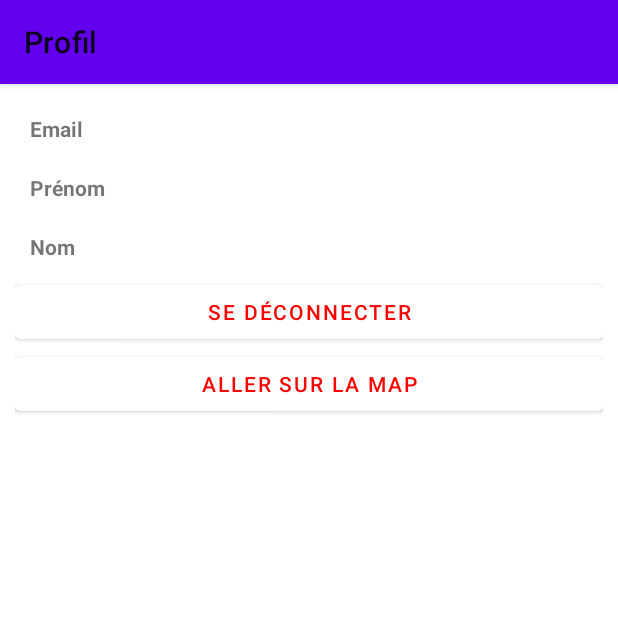
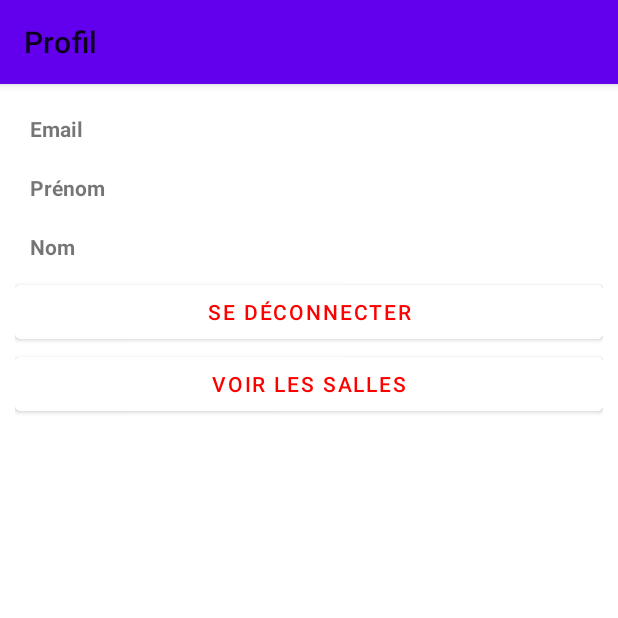
Before and after one commit to ShakaFT/save-your-train, an Android app: the ProfileFragment screen opened through its navigation route, on a phone screen of 412 x 824 dp, the top half of it. Run offline under Robolectric (Android 15) with nearby library versions, the phone set to English and light mode, and no system bars; our stand-ins replace Room's generated code, navigation-ui.

Commit message:
refactor: structure of profil package with map

```diff
--- a/kotlinFront/app/src/main/AndroidManifest.xml
+++ b/kotlinFront/app/src/main/AndroidManifest.xml
@@ -46,7 +46,7 @@
             android:exported="false"
             android:label="@string/title_sign_up" />
         <activity
-            android:name=".ui.profile.MapsActivity"
+            android:name=".ui.profile.maps.MapsActivity"
             android:exported="false"
             android:label="@string/title_activity_maps" />
         <activity
--- a/kotlinFront/app/src/main/java/com/example/save_your_train/ui/profile/ProfileFragment.kt
+++ b/kotlinFront/app/src/main/java/com/example/save_your_train/ui/profile/ProfileFragment.kt
@@ -6,12 +6,12 @@ import android.view.LayoutInflater
 import android.view.View
 import android.view.ViewGroup
 import androidx.fragment.app.Fragment
-import androidx.lifecycle.Lifecycle
 import androidx.lifecycle.ViewModelProvider
 import androidx.lifecycle.lifecycleScope
 import com.example.save_your_train.data.AccountDataStore
 import com.example.save_your_train.databinding.FragmentProfileBinding
 import com.example.save_your_train.ui.account.signIn.SignInActivity
+import com.example.save_your_train.ui.profile.maps.MapsActivity
 import kotlinx.coroutines.flow.first
 import kotlinx.coroutines.launch
 
--- a/kotlinFront/app/src/main/java/com/example/save_your_train/ui/profile/MapsActivity.kt
+++ b/kotlinFront/app/src/main/java/com/example/save_your_train/ui/profile/maps/MapsActivity.kt
@@ -1,4 +1,4 @@
-package com.example.save_your_train.ui.profile
+package com.example.save_your_train.ui.profile.maps
 
 import android.annotation.SuppressLint
 import android.content.pm.PackageManager
@@ -9,8 +9,8 @@ import androidx.core.content.ContextCompat
 import android.Manifest
 import com.example.save_your_train.R
 import com.example.save_your_train.databinding.MapsLayoutBinding
-import com.example.save_your_train.ui.profile.PermissionUtils.PermissionDeniedDialog.Companion.newInstance
-import com.example.save_your_train.ui.profile.PermissionUtils.isPermissionGranted
+import com.example.save_your_train.ui.profile.maps.PermissionUtils.PermissionDeniedDialog.Companion.newInstance
+import com.example.save_your_train.ui.profile.maps.PermissionUtils.isPermissionGranted
 import com.google.android.gms.maps.GoogleMap
 import com.google.android.gms.maps.OnMapReadyCallback
 import com.google.android.gms.maps.SupportMapFragment
--- a/kotlinFront/app/src/main/java/com/example/save_your_train/ui/profile/PermissionUtils.kt
+++ b/kotlinFront/app/src/main/java/com/example/save_your_train/ui/profile/maps/PermissionUtils.kt
@@ -11,7 +11,7 @@
 // WITHOUT WARRANTIES OR CONDITIONS OF ANY KIND, either express or implied.
 // See the License for the specific language governing permissions and
 // limitations under the License.
-package com.example.save_your_train.ui.profile
+package com.example.save_your_train.ui.profile.maps
 
 import android.Manifest
 import android.Manifest.permission
--- a/kotlinFront/app/src/main/res/layout/fragment_profile.xml
+++ b/kotlinFront/app/src/main/res/layout/fragment_profile.xml
@@ -84,7 +84,7 @@
                 android:layout_height="wrap_content"
                 android:id="@+id/goToMap"
                 android:backgroundTint="@color/white"
-                android:text="Aller sur la map"
+                android:text="@string/go_to_map_button"
                 android:textColor="#FF0000" />
     </TableLayout>
 
--- a/kotlinFront/app/src/main/res/layout/maps_layout.xml
+++ b/kotlinFront/app/src/main/res/layout/maps_layout.xml
@@ -6,4 +6,4 @@
     android:name="com.google.android.gms.maps.SupportMapFragment"
     android:layout_width="match_parent"
     android:layout_height="match_parent"
-    tools:context=".ui.profile.MapsActivity" />
+    tools:context=".ui.profile.maps.MapsActivity" />
--- a/kotlinFront/app/src/main/res/values/strings.xml
+++ b/kotlinFront/app/src/main/res/values/strings.xml
@@ -65,6 +65,7 @@
     <string name="first_name">Prénom</string>
     <string name="last_name">Nom</string>
     <string name="sign_out_button">Se déconnecter</string>
+    <string name="go_to_map_button">Voir les salles</string>
 
     <!-- Maps Activity -->
     <string name="location_permission_denied">Permission de localisation refusée</string>
```
